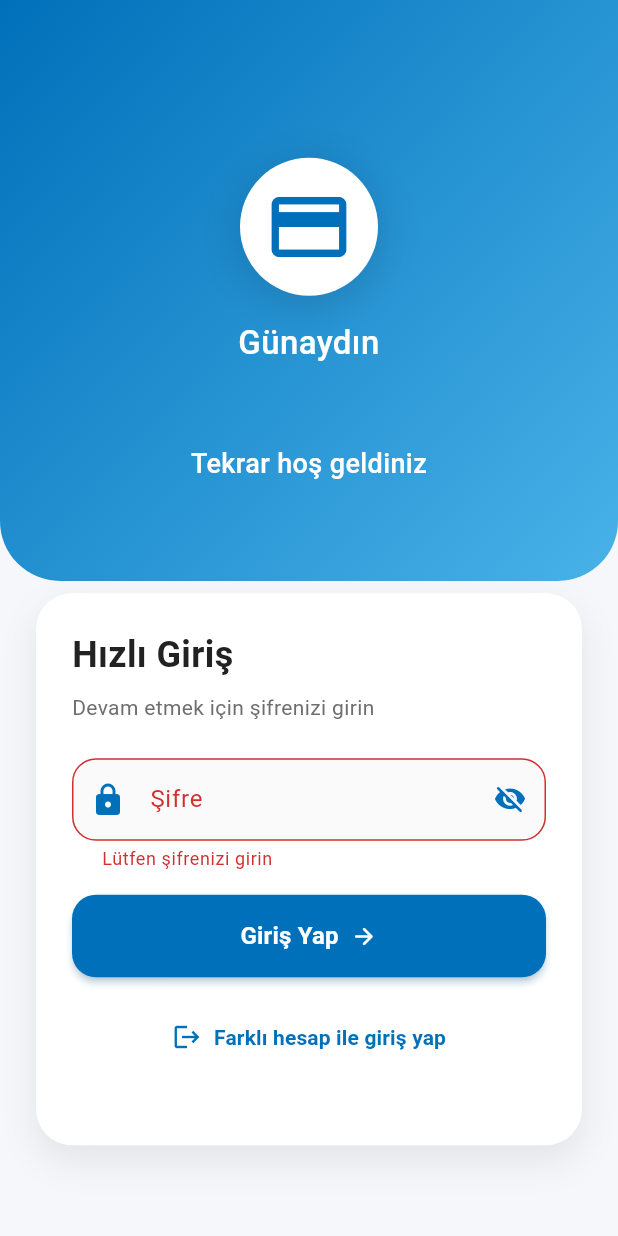
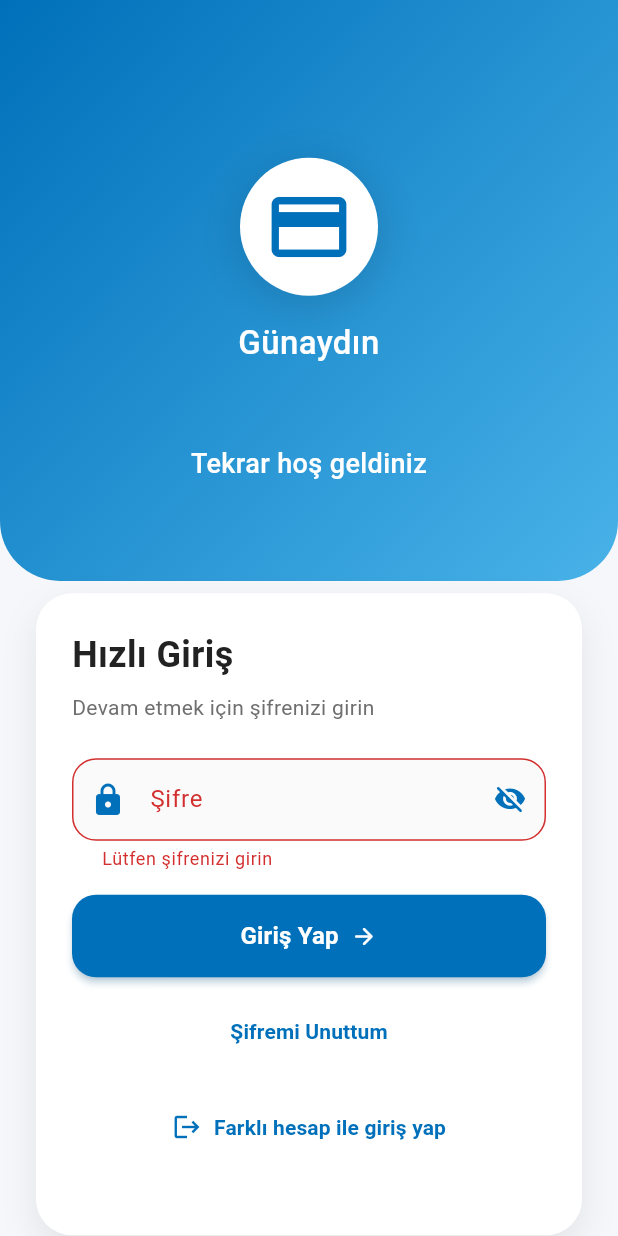
Before and after one commit to YusufAkin27/bincard_frontend, a Flutter app: the RefreshLoginScreen screen opened by its route, after a tap on "Giriş Yap", on a phone screen of 412 x 824 dp. Run offline on Flutter 3.47's test engine with Material 3 defaults, Android fonts, the phone set to English and light mode, and no system bars; our stand-ins replace dio, flutter_secure_storage, font_awesome_flutter, geolocator, google_fonts, google_maps_flutter and 7 more; missing offline and left inert: nfc_manager; accounts and stored records are empty.

Commit message:
hızlı girişte şifremi unuttum

```diff
--- a/lib/screens/auth/login_sms_verify_screen.dart
+++ b/lib/screens/auth/login_sms_verify_screen.dart
@@ -193,6 +193,10 @@ class _LoginSmsVerifyScreenState extends State<LoginSmsVerifyScreen> {
         await _secureStorage.setAccessTokenExpiry(tokenResponse.accessToken.expiredAt.toIso8601String());
         await _secureStorage.setRefreshTokenExpiry(tokenResponse.refreshToken.expiredAt.toIso8601String());
 
+        // Phone number'ı da güvenli depolamaya kaydet
+        await _secureStorage.setUserPhone(widget.phoneNumber);
+        debugPrint('Phone number saved to secure storage: ${widget.phoneNumber}');
+
         // Token interceptor'ı etkinleştir
         _apiService.setupTokenInterceptor();
 
--- a/lib/screens/auth/refresh_login_screen.dart
+++ b/lib/screens/auth/refresh_login_screen.dart
@@ -1,6 +1,7 @@
 import 'package:flutter/material.dart';
 import 'package:flutter/services.dart';
 import 'dart:math' as math; // Added math import
+import 'package:shared_preferences/shared_preferences.dart'; // SharedPreferences için import
 import '../../theme/app_theme.dart';
 import '../../services/auth_service.dart';
 import '../../services/biometric_service.dart';
@@ -9,6 +10,7 @@ import '../../services/user_service.dart';
 import '../../services/token_service.dart';
 import '../../services/api_service.dart';
 import 'login_screen.dart';
+import 'forgot_password_screen.dart'; // Import for forgot password screen
 import '../../screens/home_screen.dart';
 import '../../routes.dart';
 
@@ -38,6 +40,7 @@ class _RefreshLoginScreenState extends State<RefreshLoginScreen>
   String _errorMessage = '';
   bool _isInitialized = false;
   String? _userName;
+  String? _userPhone; // Telefon numarası için değişken
   int _biometricAttempts = 0;
   final int _maxBiometricAttempts = 3;
 
@@ -97,6 +100,32 @@ class _RefreshLoginScreenState extends State<RefreshLoginScreen>
       final firstName = await _secureStorage.getUserFirstName();
       final lastName = await _secureStorage.getUserLastName();
       final refreshToken = await _secureStorage.getRefreshToken();
+
+      // Telefon numarasını secure storage'dan yükle
+      final phone = await _secureStorage.getUserPhone();
+      debugPrint('📱 Secure storage\'dan telefon numarası: $phone');
+
+      // Eğer secure storage'da yoksa, SharedPreferences'dan kontrol et
+      if (phone == null) {
+        try {
+          final prefs = await SharedPreferences.getInstance();
+          final savedPhone = prefs.getString('last_used_phone');
+          if (savedPhone != null) {
+            debugPrint('📱 SharedPreferences\'dan telefon numarası bulundu: $savedPhone');
+            // Secure storage'a kaydet
+            await _secureStorage.setUserPhone(savedPhone);
+            setState(() {
+              _userPhone = savedPhone;
+            });
+          }
+        } catch (e) {
+          debugPrint('⚠️ SharedPreferences\'dan telefon yüklenirken hata: $e');
+        }
+      } else {
+        setState(() {
+          _userPhone = phone;
+        });
+      }
 
       debugPrint('🔍 Refresh token var mı: ${refreshToken != null}');
       if (refreshToken != null) {
@@ -183,6 +212,26 @@ class _RefreshLoginScreenState extends State<RefreshLoginScreen>
       try {
         debugPrint('🔄 Refresh login başlatılıyor...');
 
+        // Telefon numarasını kontrol et
+        final phoneNumber = await _secureStorage.getUserPhone();
+        debugPrint('� Refresh login için telefon numarası: $phoneNumber');
+
+        // Telefon numarası yoksa ek kontrol yap
+        if (phoneNumber == null) {
+          debugPrint('⚠️ Secure storage\'da telefon numarası bulunamadı, SharedPreferences\'a bakılıyor...');
+          final prefs = await SharedPreferences.getInstance();
+          final savedPhone = prefs.getString('last_used_phone');
+
+          if (savedPhone != null) {
+            debugPrint('📱 SharedPreferences\'dan telefon numarası bulundu: $savedPhone');
+            // Secure storage'a kaydet
+            await _secureStorage.setUserPhone(savedPhone);
+            setState(() {
+              _userPhone = savedPhone;
+            });
+          }
+        }
+
         // Check refresh token before the operation
         final refreshTokenBefore = await _secureStorage.getRefreshToken();
         debugPrint('🔍 Refresh login öncesi refresh token: ${refreshTokenBefore != null ? "var" : "yok"}');
@@ -201,6 +250,10 @@ class _RefreshLoginScreenState extends State<RefreshLoginScreen>
         final refreshToken = await _secureStorage.getRefreshToken();
         debugPrint('💾 Access token kaydedildi: ${accessToken != null ? "✅" : "❌"}');
         debugPrint('💾 Refresh token kaydedildi: ${refreshToken != null ? "✅" : "❌"}');
+
+        // Telefon numarasını tekrar kontrol et
+        final phoneNumberAfter = await _secureStorage.getUserPhone();
+        debugPrint('🔍 Refresh login sonrası telefon numarası: $phoneNumberAfter');
 
         // Fetch user profile to ensure we have updated user information
         try {
@@ -717,6 +770,8 @@ class _RefreshLoginScreenState extends State<RefreshLoginScreen>
           const SizedBox(height: 16),
         ],
         _buildLoginButton(),
+        const SizedBox(height: 12),
+        _buildForgotPasswordButton(),
         if (_canUseBiometrics) ...[
           const SizedBox(height: 16),
           _buildBiometricLoginButton(),
@@ -725,6 +780,31 @@ class _RefreshLoginScreenState extends State<RefreshLoginScreen>
         _buildDifferentAccountButton(),
         const SizedBox(height: 24),
       ],
+    );
+  }
+
+  Widget _buildForgotPasswordButton() {
+    return Center(
+      child: TextButton(
+        onPressed: () {
+          Navigator.push(
+            context,
+            MaterialPageRoute(builder: (context) => const ForgotPasswordScreen()),
+          );
+        },
+        style: TextButton.styleFrom(
+          padding: const EdgeInsets.symmetric(vertical: 8),
+          shape: RoundedRectangleBorder(borderRadius: BorderRadius.circular(12)),
+        ),
+        child: Text(
+          'Şifremi Unuttum',
+          style: TextStyle(
+            color: AppTheme.primaryColor,
+            fontSize: 14,
+            fontWeight: FontWeight.w600,
+          ),
+        ),
+      ),
     );
   }
 
```
Also changed, not shown: lib/screens/auth/reset_password_screen.dart (+42 -13 lines), lib/services/auth_service.dart (+41 -0 lines).
